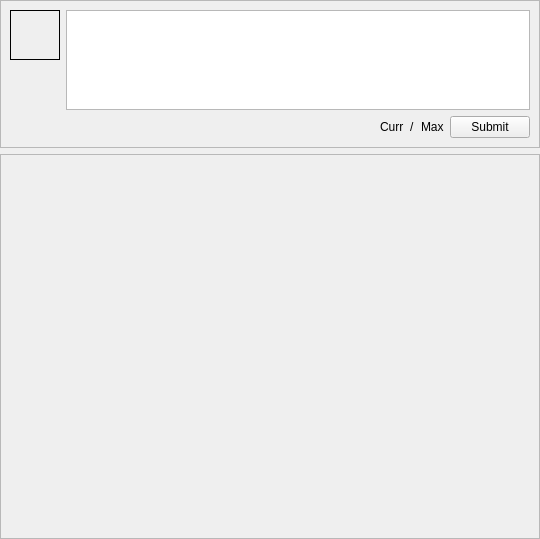
Qt form ui/ForumView.ui (dmzdev/stance) before a commit.
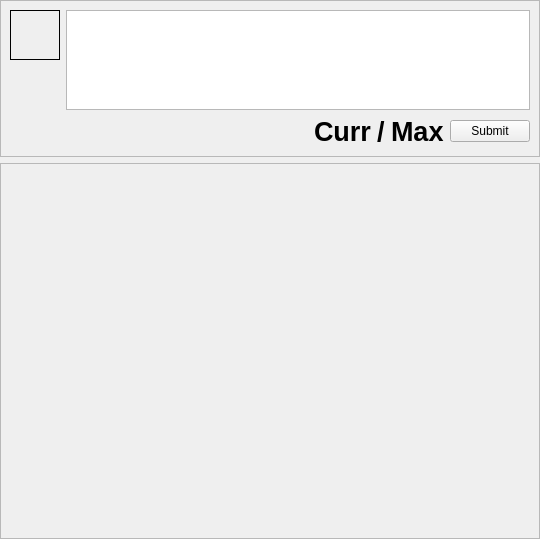
The same form after that commit.

Commit message: Partial success. Crashing issues with video dialog.

Patch:
```diff
--- a/ui/ForumView.ui
+++ b/ui/ForumView.ui
@@ -135,6 +135,13 @@
       </item>
       <item row="2" column="2">
        <widget class="QLabel" name="currentCharAmt">
+        <property name="font">
+         <font>
+          <pointsize>20</pointsize>
+          <weight>75</weight>
+          <bold>true</bold>
+         </font>
+        </property>
         <property name="text">
          <string>Curr</string>
         </property>
@@ -142,6 +149,13 @@
       </item>
       <item row="2" column="3">
        <widget class="QLabel" name="label_2">
+        <property name="font">
+         <font>
+          <pointsize>20</pointsize>
+          <weight>75</weight>
+          <bold>true</bold>
+         </font>
+        </property>
         <property name="text">
          <string>/</string>
         </property>
@@ -149,6 +163,13 @@
       </item>
       <item row="2" column="4">
        <widget class="QLabel" name="totalCharAmt">
+        <property name="font">
+         <font>
+          <pointsize>20</pointsize>
+          <weight>75</weight>
+          <bold>true</bold>
+         </font>
+        </property>
         <property name="text">
          <string>Max</string>
         </property>
@@ -174,7 +195,7 @@
         <x>0</x>
         <y>0</y>
         <width>538</width>
-        <height>367</height>
+        <height>363</height>
        </rect>
       </property>
       <property name="sizePolicy">
```
The commit also changes 5 other files.
